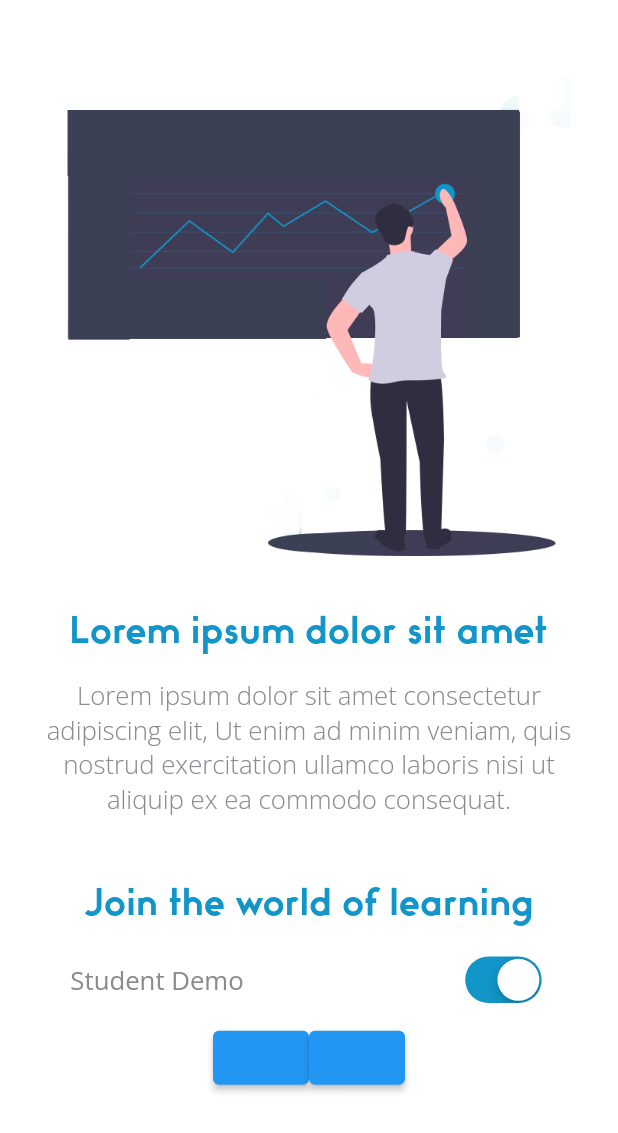
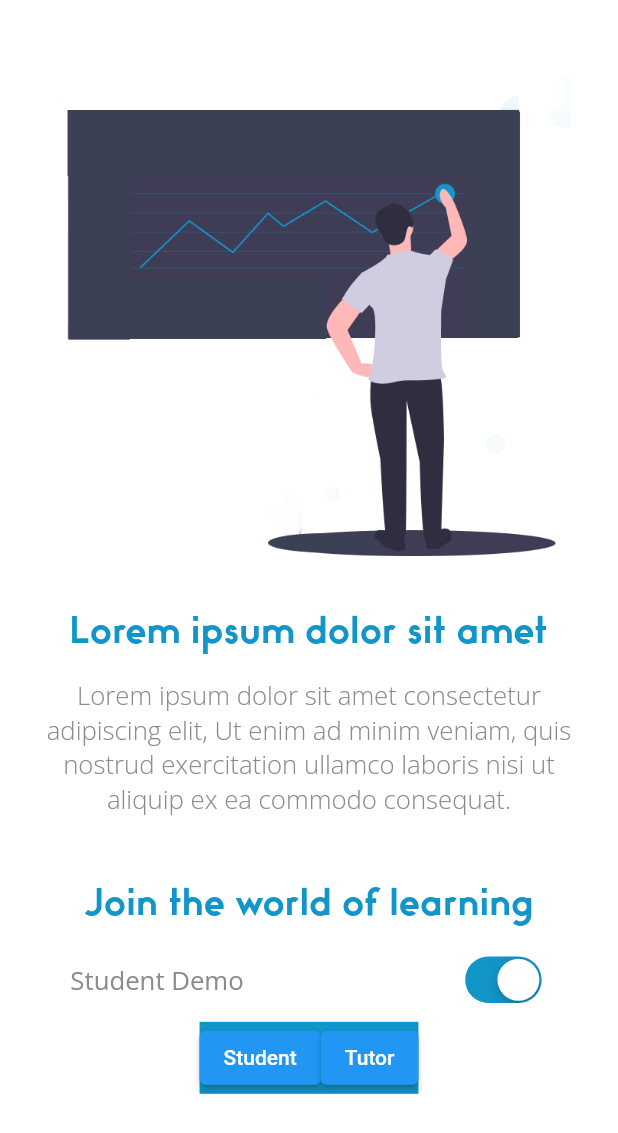
Before and after one commit to rahulrmsh/acharya-v1-flutter, a Flutter app: the screen it shows after launch, on a phone screen of 412 x 824 dp. Shown: the top 1133 px of the screen. Run offline on Flutter 3.47's test engine with Material 2 defaults, Android fonts, the phone set to English and light mode, and no system bars; our stand-ins replace flutter_screenutil, google_fonts.

Commit message:
image added

```diff
--- a/lib/views/Login/welcome.dart
+++ b/lib/views/Login/welcome.dart
@@ -105,17 +105,24 @@ class _WelcomeScreenState extends State<WelcomeScreen> {
                   },
                 ),
               ),
-              Wrap(
+              Container(
+                color: homeBgColor,
+                child: Wrap(
                   children: <Widget>[
                     ElevatedButton(
-                    onPressed: () {},
-                    child: null,
+                      child: Text('Student'),
+                      onPressed: () {
+                        print('Pressed');
+                      },
                     ),
                     ElevatedButton(
-                    onPressed: () {},
-                    child: null,
+                      child: Text('Tutor'),
+                      onPressed: () {
+                        print('Pressed');
+                      },
                     ),
                   ],
+                ),
               ),
             ],
           ),
```
Lines whose indentation alone changed are shown as unchanged.
